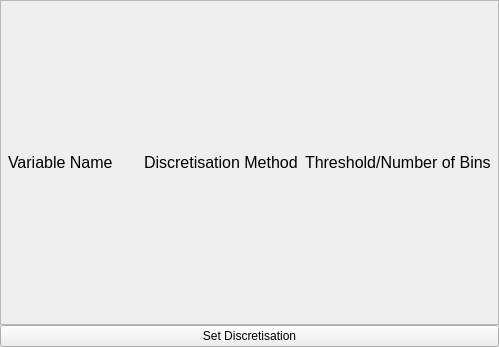
Before: the Qt Designer form gui/discretisationselection.ui in unisb-bioinf/causaltrail, drawn with Qt 5.
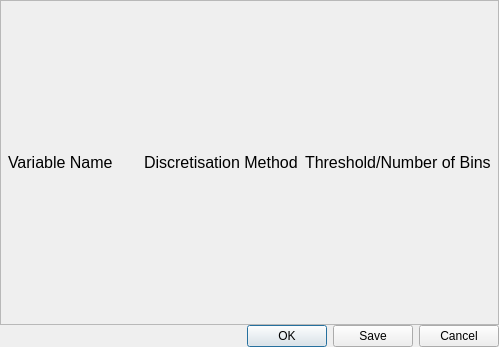
After: the same form once the commit is applied.

Commit message:
Rework Discretisation selection
This now uses a buttonbox and should behave more intuitively.

What changed in the file:
```diff
--- a/gui/discretisationselection.ui
+++ b/gui/discretisationselection.ui
@@ -1,7 +1,7 @@
 <?xml version="1.0" encoding="UTF-8"?>
 <ui version="4.0">
- <class>discretisationSelection</class>
- <widget class="QWidget" name="discretisationSelection">
+ <class>DiscretisationSelection</class>
+ <widget class="QDialog" name="DiscretisationSelection">
   <property name="geometry">
    <rect>
     <x>0</x>
@@ -185,9 +185,9 @@
     </widget>
    </item>
    <item>
-    <widget class="QPushButton" name="saveDiscretisation">
-     <property name="text">
-      <string>Set Discretisation</string>
+    <widget class="QDialogButtonBox" name="dialogButtons">
+     <property name="standardButtons">
+      <set>QDialogButtonBox::Cancel|QDialogButtonBox::Ok|QDialogButtonBox::Save</set>
      </property>
     </widget>
    </item>
```
Left out of the diff: 26 changed lines with no effect on the pictures. The commit also changes 10 other files.
